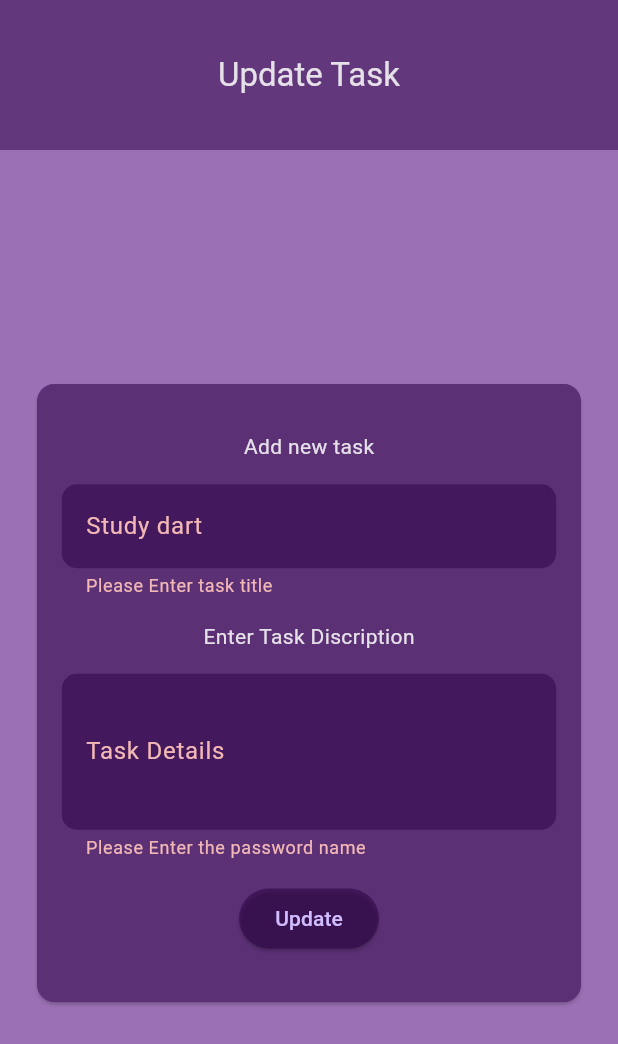
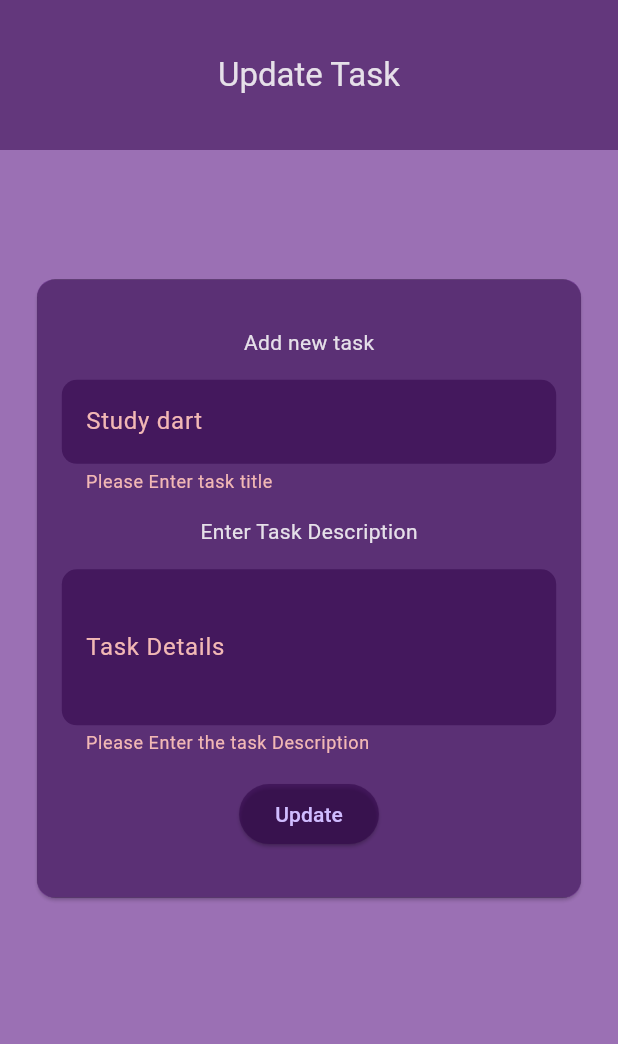
Before and after one commit to FathimaNooriya/ToDoApp, a Flutter app: the AddTaskScreen screen opened directly, after a tap on "Update", on a phone screen of 412 x 824 dp. Shown: the top 1044 px of the screen. Run offline on Flutter 3.47's test engine with Material 3 defaults, Android fonts, the phone set to English and light mode, and no system bars; our stand-ins replace get, lottie, shared_preferences; accounts and stored records are empty.

Commit message:
added modification

```diff
--- a/to_do_list/lib/application/business_logic/add_task_controller.dart
+++ b/to_do_list/lib/application/business_logic/add_task_controller.dart
@@ -38,9 +38,9 @@ class AddTaskController extends GetxController {
   }
 
   // Validate task description
-  String? taskDiscriptionValidation() {
+  String? taskDescriptionValidation() {
     if (taskDiscriptionController.text.isEmpty) {
-      return "Please Enter the password name";
+      return "Please Enter the task Description";
     } else {
       return null;
     }
@@ -50,7 +50,7 @@ class AddTaskController extends GetxController {
   void updateScreen(int index) {
     updateIndex.value = index;
     taskTitleController.text = taskList[index].tittle;
-    taskDiscriptionController.text = taskList[index].taskDiscription;
+    taskDiscriptionController.text = taskList[index].taskDescription;
     taskdone.value = taskList[index].taskDone;
   }
 
@@ -59,7 +59,7 @@ class AddTaskController extends GetxController {
     if (taskFormkey.currentState!.validate()) {
       taskList[updateIndex.value] = TaskModel(
           tittle: taskTitleController.text,
-          taskDiscription: taskDiscriptionController.text,
+          taskDescription: taskDiscriptionController.text,
           taskDone: taskdone.value);
       taskList.refresh();
       Get.back();
@@ -74,7 +74,7 @@ class AddTaskController extends GetxController {
     if (taskFormkey.currentState!.validate()) {
       taskList.add(TaskModel(
           tittle: taskTitleController.text,
-          taskDiscription: taskDiscriptionController.text,
+          taskDescription: taskDiscriptionController.text,
           taskDone: false));
       taskList.refresh();
       Get.back();
--- a/to_do_list/lib/application/business_logic/home_controller.dart
+++ b/to_do_list/lib/application/business_logic/home_controller.dart
@@ -18,6 +18,8 @@ class HomeController extends GetxController {
   // Toggle theme between light and dark mode
   toggleTheme() {
     themeMode = isDark.value ? darkTheme : lightTheme;
+    addTaskController.refresh();
+    addTaskController.taskList.refresh();
     refresh();
   }
 
--- a/to_do_list/lib/application/business_logic/sign_in_contoller.dart
+++ b/to_do_list/lib/application/business_logic/sign_in_contoller.dart
@@ -26,7 +26,7 @@ class SignInContoller extends GetxController {
   // Validate username field
   String? userNameValidation() {
     if (userNameController.text.isEmpty) {
-      return "Please Enter the user name";
+      return "Please Enter the Userame";
     }
     return null;
   }
@@ -34,7 +34,7 @@ class SignInContoller extends GetxController {
   // Validate password field
   String? passwordValidation() {
     if (passwordController.text.isEmpty) {
-      return "Please Enter the password name";
+      return "Please Enter the Password";
     } else {
       return null;
     }
--- a/to_do_list/lib/application/presentation/screens/add_task_screen.dart
+++ b/to_do_list/lib/application/presentation/screens/add_task_screen.dart
@@ -31,7 +31,11 @@ class AddTaskScreen extends StatelessWidget {
                 ),
         ),
       ),
-      body: Center(
+      body: SingleChildScrollView(
+        child: Center(
+          child: Padding(
+            padding:
+                EdgeInsets.only(top: MediaQuery.of(context).size.height * 0.1),
             child: Card(
               child: Container(
                 decoration: BoxDecoration(
@@ -44,7 +48,8 @@ class AddTaskScreen extends StatelessWidget {
                 ),
                 height: MediaQuery.of(context).size.height * .5,
                 child: Padding(
-              padding: EdgeInsets.all(MediaQuery.of(context).size.height * .02),
+                  padding:
+                      EdgeInsets.all(MediaQuery.of(context).size.height * .02),
                   child: Form(
                     key: addTaskController.taskFormkey,
                     autovalidateMode: AutovalidateMode.onUserInteraction,
@@ -64,15 +69,17 @@ class AddTaskScreen extends StatelessWidget {
                           validation: addTaskController.taskTitleValidation,
                         ),
                         Text(
-                      "Enter Task Discription",
+                          "Enter Task Description",
                           style: ColorAndFont.stdText,
                         ),
                         CustomTextFeild(
                           label: "Task Details",
-                      controller: addTaskController.taskDiscriptionController,
+                          controller:
+                              addTaskController.taskDiscriptionController,
                           textInputType: TextInputType.multiline,
                           maxLines: 3,
-                      validation: addTaskController.taskDiscriptionValidation,
+                          validation:
+                              addTaskController.taskDescriptionValidation,
                         ),
                         ElevatedButton(
                             onPressed: () {
@@ -88,6 +95,8 @@ class AddTaskScreen extends StatelessWidget {
               ),
             ),
           ),
+        ),
+      ),
     );
   }
 }
--- a/to_do_list/lib/application/presentation/screens/home_screen.dart
+++ b/to_do_list/lib/application/presentation/screens/home_screen.dart
@@ -75,7 +75,7 @@ class HomeScreen extends StatelessWidget {
                               "${addTaskController.taskList[index].tittle}",
                             ),
                             subtitle: Text(
-                                "${addTaskController.taskList[index].taskDiscription}"),
+                                "${addTaskController.taskList[index].taskDescription}"),
                             // Button to delete task with confirmation dialog
                             trailing: IconButton(
                               onPressed: () {
--- a/to_do_list/lib/application/presentation/screens/sign_in_screen.dart
+++ b/to_do_list/lib/application/presentation/screens/sign_in_screen.dart
@@ -47,13 +47,13 @@ class SignInScreen extends StatelessWidget {
                   mainAxisSize: MainAxisSize.min,
                   children: [
                     Text(
-                      "User Name",
+                      "Username",
                       style: ColorAndFont.stdText,
                     ),
                     // Call custom widget for user name input
                     CustomTextFeild(
                       controller: signInContoller.userNameController,
-                      label: "fathima",
+                      label: "Enter Username (fathima)",
                       textInputType: TextInputType.text,
                       maxLines: 1,
                       validation: signInContoller.userNameValidation,
@@ -64,7 +64,7 @@ class SignInScreen extends StatelessWidget {
                     ),
                     // Call custom widget for password input
                     CustomTextFeild(
-                      label: "1234",
+                      label: "Enter password (1234)",
                       controller: signInContoller.passwordController,
                       textInputType: TextInputType.multiline,
                       maxLines: 1,
--- a/to_do_list/lib/domain/core/theme_data.dart
+++ b/to_do_list/lib/domain/core/theme_data.dart
@@ -37,6 +37,8 @@ ThemeData darkTheme = ThemeData(
     fillColor: WidgetStateProperty.all<Color>(
       ColorAndFont.backgroundColor,
     ),
+    checkColor:
+        WidgetStatePropertyAll(const Color.fromARGB(255, 250, 250, 250)),
     side: BorderSide.none,
   ),
 
@@ -80,6 +82,7 @@ ThemeData lightTheme = ThemeData(
     style: ButtonStyle(
       backgroundColor:
           WidgetStateProperty.all<Color>(ColorAndFont.appBarLightColor),
+      textStyle: WidgetStatePropertyAll(TextStyle(color: Colors.black)),
     ),
   ),
 
--- a/to_do_list/lib/domain/model/task_model.dart
+++ b/to_do_list/lib/domain/model/task_model.dart
@@ -2,11 +2,11 @@ class TaskModel {
   // int id;
   String tittle;
   bool taskDone;
-  String taskDiscription;
+  String taskDescription;
   TaskModel(
       {
       //required this.id,
       required this.tittle,
-      required this.taskDiscription,
+      required this.taskDescription,
       required this.taskDone});
 }
```
Lines whose indentation alone changed are shown as unchanged.
